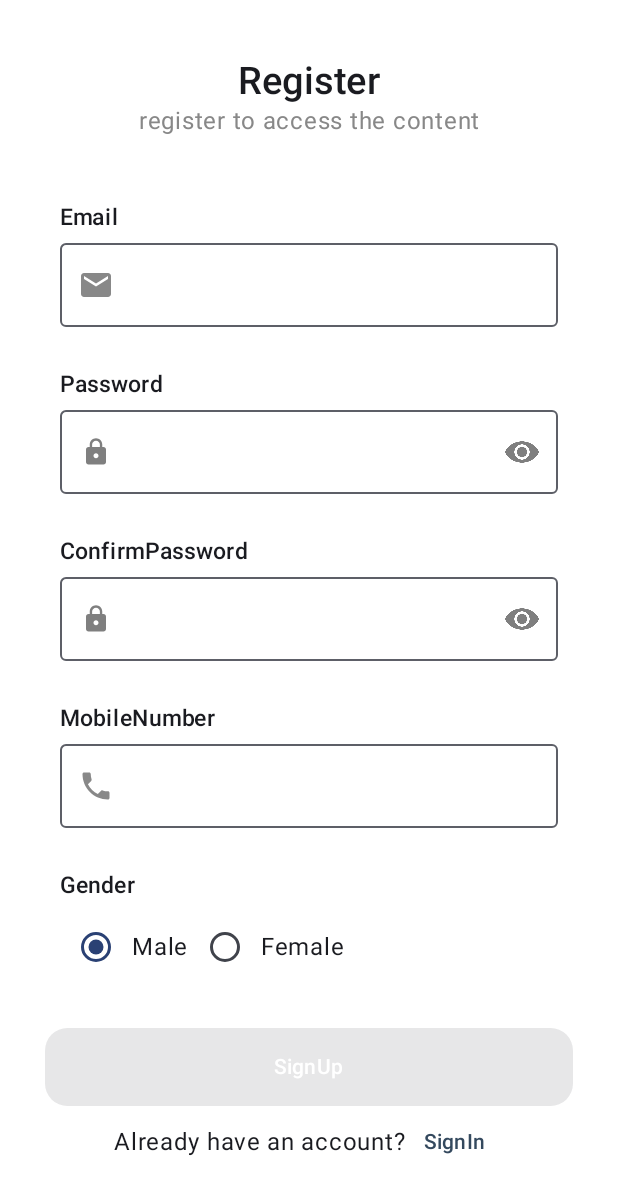
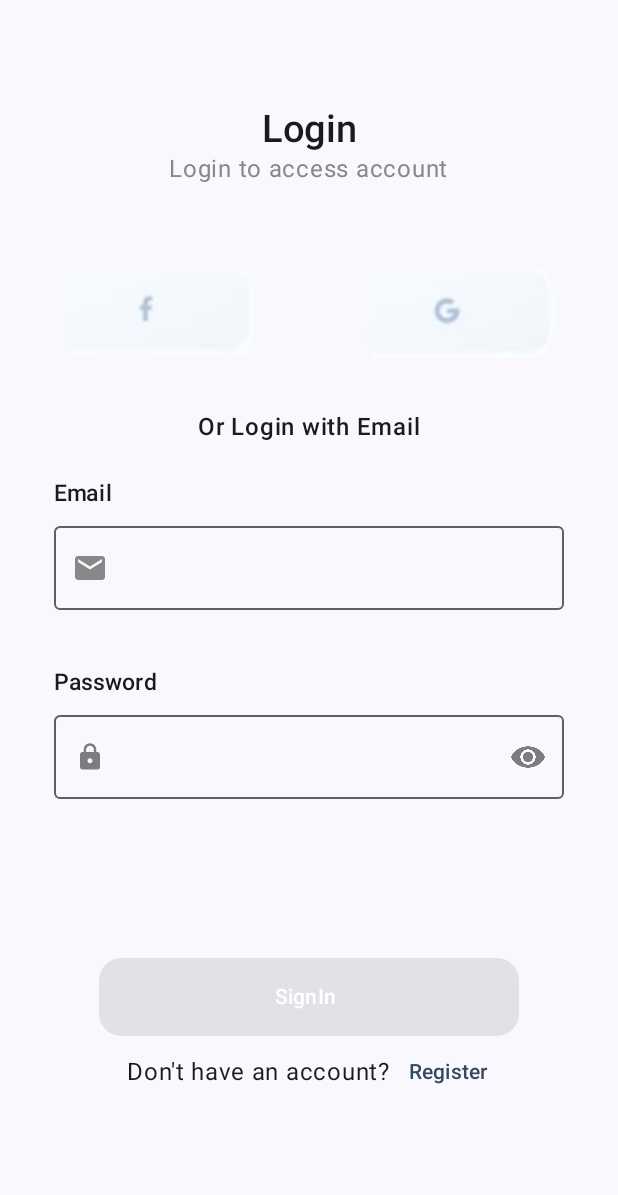
Before and after one commit to nikhil-alampally/Ecommerce, an Android app built with Jetpack Compose: the screen it shows after launch (MainActivity), on a phone screen of 412 x 824 dp. Shown: the top 1195 px of the screen. Run offline under Robolectric (Android 15) with nearby library versions, the phone set to English and light mode, and no system bars; our stand-ins replace Dagger/Hilt's generated code, Firebase (no records; nobody signed in at launch, a user with empty details on screens opened directly).

Commit message:
login screen code (#2)

```diff
--- a/app/build.gradle.kts
+++ b/app/build.gradle.kts
@@ -83,4 +83,6 @@ dependencies {
     androidTestImplementation("androidx.compose.ui:ui-test-junit4")
     debugImplementation("androidx.compose.ui:ui-tooling")
     debugImplementation("androidx.compose.ui:ui-test-manifest")
+
+    implementation ("androidx.navigation:navigation-compose:2.5.0")
 }
--- a/app/src/main/java/com/firebase/ecommerce/MainActivity.kt
+++ b/app/src/main/java/com/firebase/ecommerce/MainActivity.kt
@@ -11,6 +11,7 @@ import androidx.compose.runtime.Composable
 import androidx.compose.ui.Modifier
 import androidx.compose.ui.tooling.preview.Preview
 import com.firebase.ecommerce.feature_login.presentation.screens.RegistrationScreen
+import com.firebase.ecommerce.navigation.NavGraph
 import com.firebase.ecommerce.ui.theme.EcommerceTheme
 import dagger.hilt.android.AndroidEntryPoint
 
@@ -25,8 +26,7 @@ class MainActivity : ComponentActivity() {
                     modifier = Modifier.fillMaxSize(),
                     color = MaterialTheme.colorScheme.background
                 ) {
-                    RegistrationScreen()
-
+                    NavGraph()
                 }
             }
         }
--- a/app/src/main/java/com/firebase/ecommerce/feature_login/data/repository/RegistrationRepositoryImp.kt
+++ b/app/src/main/java/com/firebase/ecommerce/feature_login/data/repository/RegistrationRepositoryImp.kt
@@ -5,12 +5,15 @@ import com.firebase.ecommerce.core.Resource
 import com.firebase.ecommerce.feature_login.data.model.toDomain
 import com.firebase.ecommerce.feature_login.domain.model.RegistrationDetails
 import com.firebase.ecommerce.feature_login.domain.repository.RegistrationRepository
+import com.google.firebase.auth.AuthResult
 import com.google.firebase.auth.FirebaseAuth
 import com.google.firebase.firestore.ktx.firestore
 import com.google.firebase.ktx.Firebase
 import kotlinx.coroutines.channels.awaitClose
 import kotlinx.coroutines.flow.Flow
 import kotlinx.coroutines.flow.callbackFlow
+import kotlinx.coroutines.flow.catch
+import kotlinx.coroutines.flow.flow
 import kotlinx.coroutines.tasks.await
 import java.lang.Exception
 import javax.inject.Inject
@@ -50,4 +53,13 @@ class RegistrationRepositoryImp @Inject constructor(private val firebaseAuth: Fi
 
         }
     }
+    override fun loginUser(email: String, password: String): Flow<Resource<AuthResult>> {
+        return flow {
+            emit(Resource.Loading())
+            val result = firebaseAuth.signInWithEmailAndPassword(email, password).await()
+            emit(Resource.Success(result))
+        }.catch {
+            emit(Resource.Error(message = it.message.toString()))
+        }
+    }
 }
--- a/app/src/main/java/com/firebase/ecommerce/feature_login/domain/repository/RegistrationRepository.kt
+++ b/app/src/main/java/com/firebase/ecommerce/feature_login/domain/repository/RegistrationRepository.kt
@@ -2,9 +2,12 @@ package com.firebase.ecommerce.feature_login.domain.repository
 
 import com.firebase.ecommerce.core.Resource
 import com.firebase.ecommerce.feature_login.domain.model.RegistrationDetails
+import com.google.firebase.auth.AuthResult
 import kotlinx.coroutines.flow.Flow
 
 interface RegistrationRepository {
 
     suspend fun authenticateEmailAndPassword(registrationDetails: RegistrationDetails): Flow<Resource<Any>>
+
+    fun loginUser(email:String, password:String): Flow<Resource<AuthResult>>
 }
--- /dev/null
+++ b/app/src/main/java/com/firebase/ecommerce/feature_login/presentation/screens/LoginScreen.kt
@@ -0,0 +1,366 @@
+package com.firebase.ecommerce.feature_login.presentation.screens
+
+import android.widget.Toast
+import androidx.compose.foundation.Image
+import androidx.compose.foundation.clickable
+import androidx.compose.foundation.interaction.Interaction
+import androidx.compose.foundation.interaction.MutableInteractionSource
+import androidx.compose.foundation.layout.Arrangement
+import androidx.compose.foundation.layout.Box
+import androidx.compose.foundation.layout.Column
+import androidx.compose.foundation.layout.Row
+import androidx.compose.foundation.layout.Spacer
+import androidx.compose.foundation.layout.fillMaxSize
+import androidx.compose.foundation.layout.fillMaxWidth
+import androidx.compose.foundation.layout.offset
+import androidx.compose.foundation.layout.padding
+import androidx.compose.foundation.layout.size
+import androidx.compose.foundation.layout.width
+import androidx.compose.foundation.layout.wrapContentSize
+import androidx.compose.foundation.rememberScrollState
+import androidx.compose.foundation.shape.RoundedCornerShape
+import androidx.compose.foundation.text.KeyboardOptions
+import androidx.compose.foundation.verticalScroll
+import androidx.compose.material3.Button
+import androidx.compose.material3.ButtonDefaults
+import androidx.compose.material3.CircularProgressIndicator
+import androidx.compose.material3.ExperimentalMaterial3Api
+import androidx.compose.material3.Icon
+import androidx.compose.material3.IconButton
+import androidx.compose.material3.OutlinedTextField
+import androidx.compose.material3.Text
+import androidx.compose.material3.TextButton
+import androidx.compose.material3.TextFieldDefaults
+import androidx.compose.runtime.Composable
+import androidx.compose.runtime.LaunchedEffect
+import androidx.compose.runtime.collectAsState
+import androidx.compose.runtime.getValue
+import androidx.compose.runtime.mutableStateOf
+import androidx.compose.runtime.remember
+import androidx.compose.runtime.rememberCoroutineScope
+import androidx.compose.runtime.saveable.rememberSaveable
+import androidx.compose.runtime.setValue
+import androidx.compose.ui.Alignment
+import androidx.compose.ui.Modifier
+import androidx.compose.ui.graphics.Color
+import androidx.compose.ui.layout.ContentScale
+import androidx.compose.ui.platform.LocalContext
+import androidx.compose.ui.res.dimensionResource
+import androidx.compose.ui.res.painterResource
+import androidx.compose.ui.res.stringResource
+import androidx.compose.ui.text.font.FontStyle
+import androidx.compose.ui.text.font.FontWeight
+import androidx.compose.ui.text.input.KeyboardCapitalization
+import androidx.compose.ui.text.input.KeyboardType
+import androidx.compose.ui.text.input.PasswordVisualTransformation
+import androidx.compose.ui.text.input.VisualTransformation
+import androidx.compose.ui.text.style.TextAlign
+import androidx.compose.ui.unit.dp
+import androidx.compose.ui.unit.sp
+import androidx.hilt.navigation.compose.hiltViewModel
+import com.firebase.ecommerce.R
+import com.firebase.ecommerce.feature_login.presentation.viewmodels.LoginViewModel
+import kotlinx.coroutines.delay
+import kotlinx.coroutines.flow.Flow
+import kotlinx.coroutines.flow.emptyFlow
+import kotlinx.coroutines.launch
+
+@OptIn(ExperimentalMaterial3Api::class)
+@Composable
+fun LoginScreen(navigate: () -> Unit, viewModel: LoginViewModel = hiltViewModel()) {
+    val email = remember { mutableStateOf("") }
+    val password = remember { mutableStateOf("") }
+    val scope = rememberCoroutineScope()
+    val context = LocalContext.current
+    val state = viewModel.signInState.collectAsState(initial = null)
+    val validateEmail = android.util.Patterns.EMAIL_ADDRESS.matcher(email.value).matches()
+    var showPassword by rememberSaveable {
+        mutableStateOf(false)
+    }
+    var showProgress by remember { mutableStateOf(false) }
+    Column(
+        modifier = Modifier
+            .fillMaxSize()
+            .padding(dimensionResource(id = R.dimen.sixteen))
+            .verticalScroll(rememberScrollState()),
+        verticalArrangement = Arrangement.Top,
+        horizontalAlignment = Alignment.CenterHorizontally
+    ) {
+        Text(
+            text = stringResource(R.string.login),
+            modifier = Modifier
+                .padding(top = dimensionResource(id = R.dimen.fiftyFive))
+                .fillMaxWidth(),
+            textAlign = TextAlign.Center,
+            fontStyle = FontStyle.Normal,
+            fontWeight = FontWeight.SemiBold,
+            fontSize = 25.sp
+        )
+
+        Text(
+            text = stringResource(R.string.access_account),
+            fontStyle = FontStyle.Normal,
+            fontWeight = FontWeight.Normal,
+            color = Color.Gray
+        )
+        Spacer(modifier = Modifier.size(dimensionResource(id = R.dimen.twenty)))
+        Row(
+            modifier = Modifier.fillMaxWidth(),
+            horizontalArrangement = Arrangement.SpaceEvenly
+        ) {
+            IconButton(
+                modifier = Modifier.size(dimensionResource(id = R.dimen.oneTwentyEight)),
+                onClick = {}
+            ) {
+                Image(
+                    painter = painterResource(R.drawable.fb),
+                    contentDescription = null,
+                    contentScale = ContentScale.Fit,
+                    modifier = Modifier.fillMaxSize()
+                )
+            }
+            Spacer(modifier = Modifier.size(dimensionResource(id = R.dimen.twenty)))
+            IconButton(
+                onClick = {},
+                modifier = Modifier.size(dimensionResource(id = R.dimen.oneTwentyEight)),
+            ) {
+                Image(
+                    painter = painterResource(R.drawable.google),
+                    contentDescription = null,
+                    contentScale = ContentScale.Fit,
+                    modifier = Modifier.fillMaxSize()
+                )
+            }
+        }
+        Text(text = stringResource(R.string.or_login_with_email), fontWeight = FontWeight.SemiBold)
+        Column(
+            modifier = Modifier
+                .fillMaxSize()
+                .padding(dimensionResource(id = R.dimen.twenty))
+        ) {
+            Text(
+                text = stringResource(R.string.email),
+                fontWeight = FontWeight.SemiBold,
+                fontSize = 15.sp
+            )
+            Spacer(modifier = Modifier.size(dimensionResource(id = R.dimen.ten)))
+
+            OutlinedTextField(
+                value = email.value,
+                onValueChange = {
+                    email.value = it
+                },
+                leadingIcon = {
+                    Icon(
+                        painter = painterResource(id = R.drawable.baseline_email_24),
+                        contentDescription = null, tint = Color.Gray.copy(alpha = 1f)
+                    )
+                },
+                supportingText = {
+                    if (!validateEmail && email.value.isNotEmpty()) {
+                        Text(stringResource(id = R.string.emailWarning), color = Color.Red)
+                    }
+
+                },
+                modifier = Modifier
+                    .fillMaxWidth(),
+                keyboardOptions = KeyboardOptions(
+                    capitalization = KeyboardCapitalization.Words,
+                    autoCorrect = true,
+                    keyboardType = KeyboardType.Email,
+                ),
+                maxLines = 1,
+                singleLine = true,
+                colors = TextFieldDefaults.outlinedTextFieldColors(
+                    focusedBorderColor = if (!validateEmail) Color.Red else Color.LightGray
+
+                ),
+            )
+            Spacer(modifier = Modifier.size(dimensionResource(id = R.dimen.twenty)))
+            Text(
+                text = stringResource(R.string.password),
+                fontWeight = FontWeight.SemiBold,
+                fontSize = 15.sp
+            )
+            Spacer(modifier = Modifier.size(dimensionResource(id = R.dimen.ten)))
+
+            OutlinedTextField(
+                value = password.value,
+                onValueChange = {
+                    password.value = it
+                },
+                leadingIcon = {
+                    Icon(
+                        painter = painterResource(id = R.drawable.baseline_lock_24),
+                        contentDescription = null,
+                        modifier = Modifier
+                            .wrapContentSize()
+                            .clickable {
+                                showPassword = !showPassword
+                            }
+                            .size(dimensionResource(id = R.dimen.twenty)),
+                        tint = Color.Black.copy(alpha = 0.5f)
+                    )
+                },
+                supportingText = {
+                    if (password.value.length < 6 && password.value.isNotEmpty()) {
+                        Text(
+                            stringResource(R.string.mininmum_length_of_password_is_6),
+                            color = Color.Red
+                        )
+                    }
+
+                },
+                trailingIcon = {
+                    if (showPassword) {
+                        Icon(
+                            painter = painterResource(id = R.drawable.hide_password),
+                            contentDescription = null,
+                            modifier = Modifier
+                                .wrapContentSize()
+                                .clickable {
+                                    showPassword = !showPassword
+                                }
+                                .size(dimensionResource(id = R.dimen.twentyFive)),
+                            tint = Color.Black.copy(alpha = 0.5f)
+                        )
+                    } else {
+                        Icon(
+                            painter = painterResource(id = R.drawable.password),
+                            contentDescription = null,
+                            modifier = Modifier
+                                .wrapContentSize()
+                                .clickable {
+                                    showPassword = !showPassword
+                                }
+                                .size(dimensionResource(id = R.dimen.twentyFive)),
+                            tint = Color.Black.copy(alpha = 0.5f)
+                        )
+                    }
+                },
+                modifier = Modifier
+                    .fillMaxWidth(),
+                keyboardOptions = KeyboardOptions(
+                    keyboardType = KeyboardType.Password,
+                ),
+                visualTransformation =
+                if (!showPassword) {
+                    PasswordVisualTransformation()
+                } else VisualTransformation.None,
+                maxLines = 1,
+                singleLine = true,
+                colors = TextFieldDefaults.outlinedTextFieldColors(
+                    focusedBorderColor = if (password.value.length < 6) Color.Red else Color.LightGray
+                ),
+
+                )
+            Spacer(modifier = Modifier.size(dimensionResource(id = R.dimen.sixty)))
+            ButtonSign(
+                onClick = { viewModel.loginUser(email.value, password.value) },
+                textComposable = {
+                    Text(
+                        text = stringResource(id = R.string.SignIn),
+                        modifier = Modifier
+                            .weight(1f)
+                            .offset((-12).dp)
+                            .wrapContentSize()
+                            .padding(dimensionResource(id = R.dimen.eight)),
+                        color = Color.White,
+                        fontWeight = FontWeight.SemiBold
+                    )
+                },
+                enabled = email.value.isNotEmpty() && password.value.isNotEmpty(),
+                onStateChange = state.value?.isLoading == true
+            )
+            Row(
+                modifier = Modifier
+                    .fillMaxWidth()
+                    .padding(start = dimensionResource(id = R.dimen.ten)),
+                verticalAlignment = Alignment.CenterVertically,
+                horizontalArrangement = Arrangement.Center
+            ) {
+                Text(text = stringResource(R.string.don_t_have_an_account))
+                TextButton(
+                    onClick = { navigate.invoke() }
+                ) {
+                    Text(
+                        text = stringResource(R.string.register),
+                        color = Color(0xff34495E)
+                    )
+                }
+            }
+            LaunchedEffect(key1 = state.value?.isSuccess) {
+                scope.launch {
+                    if (state.value?.isSuccess?.isNotEmpty() == true) {
+                        val success = state.value?.isSuccess
+                        Toast.makeText(context, "${success}", Toast.LENGTH_LONG).show()
+                    }
+                }
+            }
+            LaunchedEffect(key1 = state.value?.isError) {
+                scope.launch {
+                    if (state.value?.isError?.isNotEmpty() == true) {
+                        val error = state.value?.isError
+                        Toast.makeText(context, "${error}", Toast.LENGTH_LONG).show()
+                    }
+                }
+            }
+        }
+    }
+}
+@Composable
+fun ButtonSign(
+    onClick: () -> Unit,
+    onStateChange: Boolean = false,
+    textComposable: @Composable () -> Unit,
+    enabled: Boolean = false,
+) {
+    var showProgress by remember { mutableStateOf(false) }
+    Button(
+        shape = RoundedCornerShape(dimensionResource(id = R.dimen.fifteen)),
+        onClick = {
+            if (showProgress.not()) {
+                onClick.invoke()
+            }
+            showProgress = true
+        },
+        modifier = Modifier
+            .fillMaxWidth()
+            .padding(
+                top = dimensionResource(id = R.dimen.thirty),
+                start = dimensionResource(id = R.dimen.thirty),
+                end = dimensionResource(id = R.dimen.thirty)
+            ),
+        colors = ButtonDefaults.buttonColors(
+            containerColor = Color(0xff34495E)
+        ),
+        interactionSource = if (showProgress) remember { NoRippleInteractionSource() } else remember { MutableInteractionSource() },
+        enabled = enabled
+    ) {
+        Box(modifier = Modifier.width(20.dp), contentAlignment = Alignment.Center) {
+            if (onStateChange) {
+                CircularProgressIndicator(
+                    modifier = Modifier.size(20.dp),
+                    color = Color.Yellow
+                )
+                Spacer(modifier = Modifier.size(10.dp))
+            }
+        }
+        textComposable.invoke()
+    }
+    if (showProgress) {
+        LaunchedEffect(showProgress) {
+            delay(3000)
+            showProgress = false
+        }
+    }
+}
+
+class NoRippleInteractionSource : MutableInteractionSource {
+
+    override val interactions: Flow<Interaction> = emptyFlow()
+
+    override suspend fun emit(interaction: Interaction) {}
+
+    override fun tryEmit(interaction: Interaction) = true
+}
--- a/app/src/main/java/com/firebase/ecommerce/feature_login/presentation/screens/RegisterScreen.kt
+++ b/app/src/main/java/com/firebase/ecommerce/feature_login/presentation/screens/RegisterScreen.kt
@@ -64,7 +64,7 @@ import kotlinx.coroutines.launch
 
 @OptIn(ExperimentalMaterial3Api::class)
 @Composable
-fun RegistrationScreen(viewModel: RegistrationViewModel = hiltViewModel()) {
+fun RegistrationScreen(navigateToLogin:()->Unit,viewModel: RegistrationViewModel = hiltViewModel()) {
     var emailId by rememberSaveable {
         mutableStateOf("")
     }
@@ -385,7 +385,7 @@ fun RegistrationScreen(viewModel: RegistrationViewModel = hiltViewModel()) {
             shape = RoundedCornerShape(dimensionResource(id =  R . dimen . fifteen)),
             onClick = {
                 viewModel.storeRegistrationDetailsWithAuthentication(registrationDetails,context)
-
+                navigateToLogin.invoke()
             },
             modifier = Modifier
                 .fillMaxWidth()
@@ -407,12 +407,13 @@ fun RegistrationScreen(viewModel: RegistrationViewModel = hiltViewModel()) {
 
         }
         if (errorMessage.isNotEmpty()) {
-            CustomDialogBox(
+            /*CustomDialogBox(
                 showDialog = true,
                 message = errorMessage,
                 onCancelButtonClick = {
                     errorMessage = ""
-                })
+                })*/
+
         }
 
         LaunchedEffect(key1 = data.value?.isSuccess, block = {
@@ -431,7 +432,7 @@ fun RegistrationScreen(viewModel: RegistrationViewModel = hiltViewModel()) {
             Text(text = stringResource(id = R.string.AlreadyHaveAnAccount))
             TextButton(
                 onClick = {
-
+                     navigateToLogin.invoke()
                 },
             ) {
                 Text(
--- /dev/null
+++ b/app/src/main/java/com/firebase/ecommerce/feature_login/presentation/viewmodels/LoginViewModel.kt
@@ -0,0 +1,39 @@
+package com.firebase.ecommerce.feature_login.presentation.viewmodels
+
+import androidx.lifecycle.ViewModel
+import androidx.lifecycle.viewModelScope
+import com.firebase.ecommerce.core.Resource
+import com.firebase.ecommerce.feature_login.domain.repository.RegistrationRepository
+import com.firebase.ecommerce.feature_login.presentation.SignInState
+import dagger.hilt.android.lifecycle.HiltViewModel
+import kotlinx.coroutines.channels.Channel
+import kotlinx.coroutines.flow.receiveAsFlow
+import kotlinx.coroutines.launch
+import javax.inject.Inject
+
+@HiltViewModel
+class LoginViewModel @Inject constructor(
+    private val repository: RegistrationRepository,
+) : ViewModel() {
+    private val _signInState = Channel<SignInState>()
+    val signInState = _signInState.receiveAsFlow()
+
+    fun loginUser(email: String, password: String) = viewModelScope.launch {
+        repository.loginUser(email, password).collect { result ->
+            when (result) {
+
+                is Resource.Success -> {
+                    _signInState.send(SignInState(isSuccess = "Sign In Success"))
+                }
+
+                is Resource.Loading -> {
+                    _signInState.send(SignInState(isLoading = true))
+                }
+
+                is Resource.Error -> {
+                    _signInState.send(SignInState(isError = result.message))
+                }
+            }
+        }
+    }
+}
--- /dev/null
+++ b/app/src/main/java/com/firebase/ecommerce/navigation/NavGraph.kt
@@ -0,0 +1,28 @@
+package com.firebase.ecommerce.navigation
+
+import androidx.compose.runtime.Composable
+import androidx.navigation.NavHostController
+import androidx.navigation.compose.NavHost
+import androidx.navigation.compose.composable
+import androidx.navigation.compose.rememberNavController
+import com.firebase.ecommerce.feature_login.presentation.screens.LoginScreen
+import com.firebase.ecommerce.feature_login.presentation.screens.RegistrationScreen
+
+@Composable
+fun NavGraph(
+    navController: NavHostController = rememberNavController(),
+) {
+    NavHost(
+        navController = navController,
+        startDestination = NavRoute.LoginScreen.route
+    ) {
+        composable(
+            route = NavRoute.LoginScreen.route
+        ) {
+            LoginScreen(navigate = { navController.navigate(NavRoute.RegisterScreen.route)})
+        }
+        composable(route = NavRoute.RegisterScreen.route){
+            RegistrationScreen({navController.navigate(NavRoute.LoginScreen.route)})
+        }
+    }
+}
--- /dev/null
+++ b/app/src/main/java/com/firebase/ecommerce/navigation/NavRoute.kt
@@ -0,0 +1,6 @@
+package com.firebase.ecommerce.navigation
+
+sealed class NavRoute(val route: String){
+    object LoginScreen : NavRoute("login_screen")
+    object RegisterScreen : NavRoute("register_screen")
+}
--- a/app/src/main/res/values/dimens.xml
+++ b/app/src/main/res/values/dimens.xml
@@ -12,5 +12,8 @@
     <dimen name="eight">8.dp</dimen>
     <dimen name="thirtySix">36.dp</dimen>
     <dimen name="sixteen">16.dp</dimen>
+    <dimen name="oneTwentyEight">128.dp</dimen>
+    <dimen name="fiftyFive">55.dp</dimen>
+    <dimen name="sixty">60.dp</dimen>
 
 </resources>
--- a/app/src/main/res/values/strings.xml
+++ b/app/src/main/res/values/strings.xml
@@ -22,4 +22,13 @@
     <string name="passwordValidation">minimum length of password is 6</string>
     <string name="passwordMismatch">"password mismatch"</string>
     <string name="mobileNumberValidation">enter valid mobile number</string>
+    <string name="sign_in">Sign In</string>
+    <string name="don_t_have_an_account">Don\'t have an account?</string>
+    <string name="register">Register</string>
+    <string name="mininmum_length_of_password_is_6">mininmum length of password is 6</string>
+    <string name="password">Password</string>
+    <string name="email">Email</string>
+    <string name="or_login_with_email">Or Login with Email</string>
+    <string name="access_account">Login to access account</string>
+    <string name="login">Login</string>
 </resources>
```
Also changed, not shown: app/src/main/res/drawable/fb.png (added), app/src/main/res/drawable/google.png (added).
